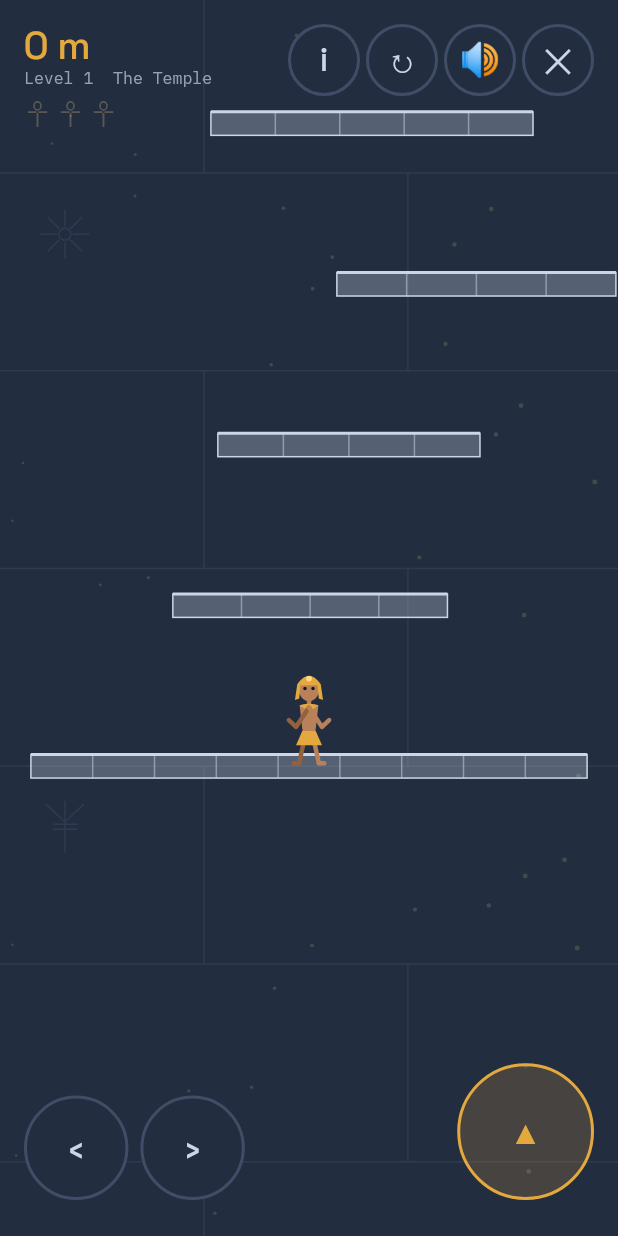
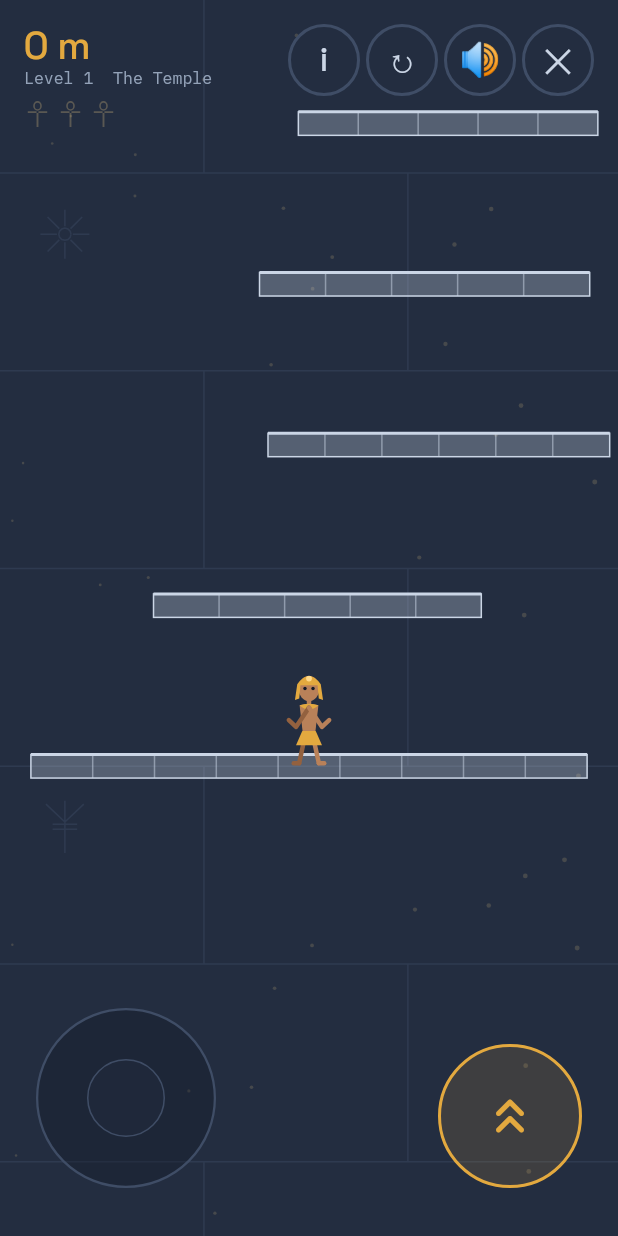
Before and after one commit to Asherbinyy/asherbinyy.github.io, a Flutter app: the AscentStage screen opened directly, after a tap on "Climb", on a phone screen of 412 x 824 dp. Run offline on Flutter 3.47's test engine with Material 3 defaults, Android fonts, the phone set to English and light mode, and no system bars; our stand-ins replace audioplayers, flutter_riverpod, freezed_annotation, go_router, material_ui, riverpod_annotation and 2 more; missing offline and left inert: dart:js_interop, dart:ui_web; accounts and stored records are empty; generated files the repository leaves out were written again; network calls fail; statements that could not run were skipped; project files that could hold a hidden picture were left out.

Commit message:
feat(game): a floating stick on the left and a big jump on the right, on touch
Co-Authored-By: Claude Opus 5.5 <noreply@anthropic.com>

```diff
--- a/lib/app/l10n/app_ar.arb
+++ b/lib/app/l10n/app_ar.arb
@@ -230,7 +230,7 @@
   "courtyardHeading": "الفناء",
   "courtyardIntro": "الجانب الذي لا علاقة له بالعمل.",
   "courtyardGamePitch": "صعود داخل مسلّة.\nاصعد أعلى ما تستطيع قبل أن تخطئ حافة.",
-  "courtyardGameInspiration": "كانت Icy Tower أول لعبة لعبتها في حياتي.\nوهذه تحيّتي لها، أعدت بناءها داخل مسلّة.",
+  "courtyardGameInspiration": "تحية إلى Icy Tower، أول لعبة لعبتها في حياتي.",
   "courtyardPlay": "العب",
   "ascentRestart": "إعادة",
   "ascentSoundOn": "تشغيل الصوت",
@@ -241,6 +241,7 @@
   "ascentLeap": "قفزة",
   "ascentDive": "انقضاض",
   "ascentKeys": "الأسهم أو A و D للتوجيه. المسافة للقفز. ارتد عن الجدار لمزيد من الارتفاع.",
+  "ascentTouch": "حرّك إبهامك على اليسار للتوجيه. المس اليمين للقفز. ارتد عن الجدار لمزيد من الارتفاع.",
   "ascentLeave": "خروج",
   "contactOr": "أو",
   "contactBookTitle": "احجز مكالمة",
@@ -424,7 +425,6 @@
   "careerNow": "الآن",
   "careerYears": "{count, plural, =1{سنة} =2{سنتان} few{{count} سنوات} other{{count} سنة}}",
   "careerMonths": "{count, plural, =1{شهر} =2{شهران} few{{count} أشهر} other{{count} شهرًا}}",
-  "courtyardShoutout": "تحية إلى Icy Tower، البرج الذي بدأ كل شيء.",
   "stationStops": "المحطات",
   "@stationStops": {
     "description": "Home: heading over the list that jumps to a career stop"
--- a/lib/features/courtyard/game/presentation/ascent_controls.dart
+++ b/lib/features/courtyard/game/presentation/ascent_controls.dart
@@ -3,29 +3,21 @@ import 'package:material_ui/material_ui.dart';
 import 'package:nocturne/app/l10n/localizations_context.dart';
 import 'package:nocturne/app/theme/tokens.dart';
 import 'package:nocturne/features/courtyard/game/domain/ascent_contract.dart';
-import 'package:nocturne/features/courtyard/game/presentation/game_control.dart';
 import 'package:nocturne/core/platform/platform_scope.dart';
 
-/// The on-screen pad, for a thumb rather than a dragged finger.
+/// The touch controls: the left of the screen steers, the right jumps.
 ///
-/// Dragging across the playfield was the first design and it was wrong: the
-/// hand covers the shaft it is steering through, and there is nowhere to put a
-/// second action. This is a pad under the frame, which is where every game on
-/// a phone puts one, and it leaves the playfield to be looked at.
+/// The owner's reference is Roblox, and his words were "big fat area for the
+/// jump". The pad of three small keys it replaces had to be found with a
+/// thumb every time; here there is nothing to find. Put a thumb down anywhere
+/// on the left and a stick appears under it -- slide it to steer -- and touch
+/// anywhere on the right to jump. The two work at once, one thumb each.
 ///
-/// Three controls, not four: left, right, and a jump button standing in for the
-/// space bar. Up and down went on the owner's instruction once landing stopped
-/// bouncing by itself.
+/// The stick floats: it is centred wherever the thumb lands, so steering is
+/// always a short slide from where the thumb already is. At rest a faint ring
+/// and a gold jump button show where the two halves are.
 ///
-/// Laid out the way a phone game lays one out, which is the owner's reference
-/// to Roblox: steering under the left thumb, the action under the right, both
-/// lifted clear of the bottom edge so neither sits where a system gesture
-/// starts. It was a row across the frame with a long bar on one end of it —
-/// a keyboard drawn on a touchscreen, and reachable by neither thumb without
-/// moving the hand that is holding the phone.
-///
-/// Pointer devices never see it. A keyboard has all four keys and a mouse has
-/// none of these problems, so drawing a pad for them would be clutter.
+/// Pointer devices never see it. A keyboard does all of this better.
 class AscentControls extends StatefulWidget {
   /// Reports the pressed state on every change.
   const AscentControls({required this.onChanged, super.key});
@@ -38,20 +30,64 @@ class AscentControls extends StatefulWidget {
 }
 
 class _AscentControlsState extends State<AscentControls> {
-  bool _left = false;
-  bool _right = false;
-  bool _leap = false;
+  /// The pointer steering, where it came down, and where it is now.
+  int? _stick;
+  Offset? _stickFrom;
+  Offset _stickAt = Offset.zero;
 
-  void _publish() {
-    // The pad reports the same three-state value a key does. It used to have a
-    // shape of its own, which meant a thumb and a keyboard described the climb
-    // in two vocabularies and the recorder had to know both.
-    widget.onChanged(
-      AscentInput.of(
-        steer: (_right ? 1.0 : 0.0) - (_left ? 1.0 : 0.0),
-        isLeaping: _leap,
-      ),
-    );
+  /// The pointers holding the jump. A set, so a second thumb landing on the
+  /// right and lifting again does not end a jump the first is still holding.
+  final Set<int> _jumps = {};
+
+  double get _steer {
+    final from = _stickFrom;
+    if (from == null) return 0;
+    final dx = _stickAt.dx - from.dx;
+    if (dx.abs() < Tokens.ascentStickDead) return 0;
+    return dx < 0 ? -1 : 1;
+  }
+
+  void _publish() => widget.onChanged(
+    AscentInput.of(steer: _steer, isLeaping: _jumps.isNotEmpty),
+  );
+
+  void _down(PointerDownEvent event, double width) {
+    final isStick = event.localPosition.dx < width * Tokens.ascentStickShare;
+    setState(() {
+      if (isStick && _stick == null) {
+        _stick = event.pointer;
+        _stickFrom = event.localPosition;
+        _stickAt = event.localPosition;
+      } else if (!isStick) {
+        _jumps.add(event.pointer);
+      }
+    });
+    _publish();
+  }
+
+  void _move(PointerMoveEvent event) {
+    if (event.pointer != _stick) return;
+    final from = _stickFrom!;
+    // The knob stays on its base, however far the thumb goes.
+    const reach = Tokens.ascentStickBase / 2;
+    final offset = event.localPosition - from;
+    final clamped = offset.distance > reach
+        ? offset / offset.distance * reach
+        : offset;
+    final before = _steer;
+    setState(() => _stickAt = from + clamped);
+    if (_steer != before) _publish();
+  }
+
+  void _up(PointerEvent event) {
+    setState(() {
+      if (event.pointer == _stick) {
+        _stick = null;
+        _stickFrom = null;
+      }
+      _jumps.remove(event.pointer);
+    });
+    _publish();
   }
 
   @override
@@ -61,53 +97,132 @@ class _AscentControlsState extends State<AscentControls> {
     final tokens = context.tokens;
     final l10n = context.l10n;
 
-    return Padding(
-      padding: EdgeInsets.only(
-        top: tokens.space16,
-        left: tokens.space16,
-        right: tokens.space16,
-      ),
-      child: Row(
-        crossAxisAlignment: CrossAxisAlignment.end,
-        mainAxisAlignment: MainAxisAlignment.spaceBetween,
-        children: [
-          Row(
+    return LayoutBuilder(
+      builder: (context, constraints) {
+        final width = constraints.maxWidth;
+        final resting = Offset(
+          tokens.space24 + Tokens.ascentStickBase / 2,
+          constraints.maxHeight - tokens.space32 - Tokens.ascentStickBase / 2,
+        );
+        final base = _stickFrom ?? resting;
+        final knob = _stickFrom == null ? resting : _stickAt;
+        final isSteering = _stickFrom != null;
+        final isJumping = _jumps.isNotEmpty;
+
+        return Listener(
+          behavior: HitTestBehavior.opaque,
+          onPointerDown: (event) => _down(event, width),
+          onPointerMove: _move,
+          onPointerUp: _up,
+          onPointerCancel: _up,
+          child: Stack(
             children: [
-              GameControl.key(
-                glyph: '‹',
-                semanticLabel: l10n.ascentSteerLeft,
-                onHeld: (down) => setState(() {
-                  _left = down;
-                  _publish();
-                }),
+              // Named for a screen reader, which cannot see the two halves.
+              Positioned(
+                left: 0,
+                top: 0,
+                bottom: 0,
+                width: width * Tokens.ascentStickShare,
+                child: Semantics(
+                  label: '${l10n.ascentSteerLeft}, ${l10n.ascentSteerRight}',
+                  child: const SizedBox.expand(),
+                ),
               ),
-              SizedBox(width: tokens.space8),
-              GameControl.key(
-                glyph: '›',
-                semanticLabel: l10n.ascentSteerRight,
-                onHeld: (down) => setState(() {
-                  _right = down;
-                  _publish();
-                }),
+              Positioned(
+                right: 0,
+                top: 0,
+                bottom: 0,
+                width: width * (1 - Tokens.ascentStickShare),
+                child: Semantics(
+                  button: true,
+                  label: l10n.ascentJump,
+                  child: const SizedBox.expand(),
+                ),
+              ),
+              Positioned(
+                left: base.dx - Tokens.ascentStickBase / 2,
+                top: base.dy - Tokens.ascentStickBase / 2,
+                child: IgnorePointer(
+                  child: Container(
+                    width: Tokens.ascentStickBase,
+                    height: Tokens.ascentStickBase,
+                    decoration: BoxDecoration(
+                      shape: BoxShape.circle,
+                      color: tokens.void_.withValues(
+                        alpha: Tokens.ascentTouchFill,
+                      ),
+                      border: Border.all(
+                        color: isSteering
+                            ? tokens.beacon
+                            : tokens.hairlineStrong,
+                        width: tokens.hairlineWidth * 1.5,
+                      ),
+                    ),
+                  ),
+                ),
+              ),
+              Positioned(
+                left: knob.dx - Tokens.ascentStickKnob / 2,
+                top: knob.dy - Tokens.ascentStickKnob / 2,
+                child: IgnorePointer(
+                  child: Container(
+                    width: Tokens.ascentStickKnob,
+                    height: Tokens.ascentStickKnob,
+                    decoration: BoxDecoration(
+                      shape: BoxShape.circle,
+                      color: isSteering
+                          ? tokens.beacon
+                          : tokens.surfaceRaised.withValues(
+                              alpha: Tokens.ascentTouchFill,
+                            ),
+                      border: Border.all(
+                        color: tokens.hairlineStrong,
+                        width: tokens.hairlineWidth,
+                      ),
+                    ),
+                  ),
+                ),
+              ),
+              PositionedDirectional(
+                end: tokens.space24,
+                bottom: tokens.space32,
+                child: IgnorePointer(
+                  child: Container(
+                    width: Tokens.ascentJumpSize,
+                    height: Tokens.ascentJumpSize,
+                    alignment: Alignment.center,
+                    decoration: BoxDecoration(
+                      shape: BoxShape.circle,
+                      color: isJumping
+                          ? tokens.beacon
+                          : tokens.beacon.withValues(
+                              alpha: Tokens.ascentJumpRest,
+                            ),
+                      border: Border.all(
+                        color: tokens.beacon,
+                        width: tokens.hairlineWidth * 2,
+                      ),
+                      boxShadow: isJumping
+                          ? [
+                              BoxShadow(
+                                color: tokens.beaconGlow,
+                                blurRadius: Tokens.contactGlowBlur,
+                              ),
+                            ]
+                          : null,
+                    ),
+                    child: Icon(
+                      Icons.keyboard_double_arrow_up_rounded,
+                      size: Tokens.ascentJumpIcon,
+                      color: isJumping ? tokens.void_ : tokens.beacon,
+                    ),
+                  ),
+                ),
               ),
             ],
           ),
-          // One button, and it is the one the keyboard has. Up and down are
-          // gone on the owner's instruction: landing no longer bounces on its
-          // own, so "up" is the whole game and a separate dive button was a
-          // third thing to learn for a move nobody used.
-          GameControl.jump(
-            label: l10n.ascentJump,
-            onHeld: (down) => setState(() {
-              _leap = down;
-              _publish();
-            }),
-          ),
-        ],
-      ),
+        );
+      },
     );
   }
 }
-
-/// One key on the pad. Reports press and release rather than taps, because
-/// steering is something you hold.
--- a/lib/features/courtyard/game/presentation/ascent_stage.dart
+++ b/lib/features/courtyard/game/presentation/ascent_stage.dart
@@ -247,7 +247,7 @@ class _AscentStageState extends ConsumerState<AscentStage>
         unawaited(
           ref
               .read(leaderboardControllerProvider.notifier)
-              .submit(challenge: challenge, tape: run.tape.encode()),
+              .finish(challenge: challenge, tape: run.tape.encode()),
         );
       }
       unawaited(_afterRun());
@@ -304,16 +304,26 @@ class _AscentStageState extends ConsumerState<AscentStage>
       if (!mounted) return;
     }
 
-    if (ref.read(leaderboardControllerProvider).canPlayRanked) {
-      await leaderboard.beginRankedRun();
-    }
+    if (leaderboard.canTryRanked) await leaderboard.beginRankedRun();
   }
 
   Future<void> _start() async {
     // Whatever challenge is in hand, if any. Never fetched here: the run starts
     // now, and a climb with no challenge is an ordinary local one.
     final leaderboard = ref.read(leaderboardControllerProvider.notifier);
-    final challenge = leaderboard.takeChallenge();
+    var challenge = leaderboard.takeChallenge();
+    // None in hand -- the first climb of a visit. Worth a short wait for one,
+    // or that climb can never go on the board; not worth a long one, or a
+    // slow network is a game that will not start. One that arrives late is
+    // kept for the next climb.
+    if (challenge == null && leaderboard.canTryRanked) {
+      await leaderboard.beginRankedRun().timeout(
+        LeaderboardController.firstRunWait,
+        onTimeout: () => null,
+      );
+      if (!mounted) return;
+      challenge = leaderboard.takeChallenge();
+    }
     _runChallenge =
         challenge != null && challenge.expiresAt.isAfter(DateTime.now())
         ? challenge
@@ -477,6 +487,19 @@ class _AscentStageState extends ConsumerState<AscentStage>
                     ),
                   ),
                 ),
+              // Under everything but the picture: the whole screen below the
+              // top bar is the controls on touch, and the bar, the results
+              // and the legend sit above them and take their own taps.
+              if (world != null && !world.isOver && !_showsLegend)
+                Positioned.fill(
+                  top: tokens.space64 + tokens.space24,
+                  child: AscentControls(
+                    onChanged: (input) {
+                      _steer = input.steer;
+                      _leap = input.isLeaping;
+                    },
+                  ),
+                ),
               _Hud(
                 world: world,
                 best: _best,
@@ -524,19 +547,6 @@ class _AscentStageState extends ConsumerState<AscentStage>
                   onRestart: _start,
                 ),
               if (_showsLegend) _Legend(onClose: _closeLegend),
-              // The pad sits over the shaft on touch, where a thumb can reach
-              // it, rather than under a canvas that now fills the window.
-              Positioned(
-                left: 0,
-                right: 0,
-                bottom: tokens.space24,
-                child: AscentControls(
-                  onChanged: (input) {
-                    _steer = input.steer;
-                    _leap = input.isLeaping;
-                  },
-                ),
-              ),
             ],
           ),
         ),
@@ -1223,7 +1233,10 @@ class _Legend extends StatelessWidget {
                     ),
                     SizedBox(height: tokens.space8),
                     Text(
-                      l10n.ascentKeys,
+                      // What the hand in front of the screen actually has.
+                      context.platform.isPointer
+                          ? l10n.ascentKeys
+                          : l10n.ascentTouch,
                       style: type.bodyS.copyWith(color: tokens.textMuted),
                     ),
                     SizedBox(height: tokens.space24),
```
Also changed, not shown: lib/app/l10n/app_en.arb (+5 -5 lines), lib/app/theme/tokens.dart (+25 -0 lines), 1 other file.
